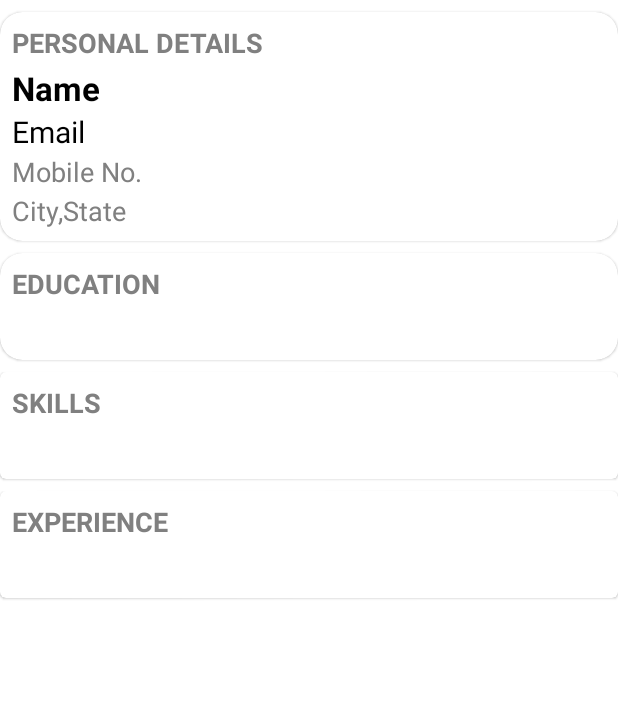
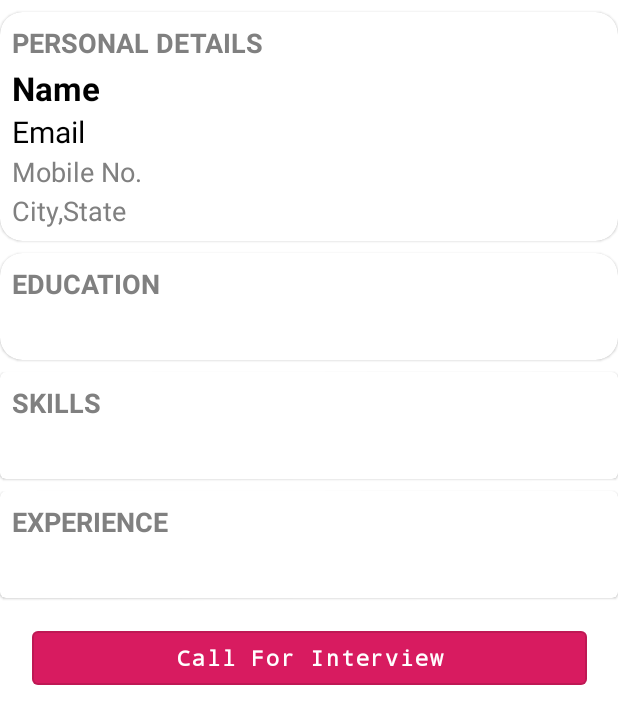
Before and after one commit to sumitkhamar2260/HR_Resume_Management, an Android app: the layout content_show_resume.xml on its own in the app's theme, with its tools: preview values and no code run, on a phone screen of 412 x 824 dp. Shown: the top 724 px of the screen. Run offline under Robolectric (Android 15) with nearby library versions, the phone set to English and light mode, and no system bars.

Commit message:
skill not null

```diff
--- a/app/src/main/java/com/example/hrresumemanagement/job_details.java
+++ b/app/src/main/java/com/example/hrresumemanagement/job_details.java
@@ -1,6 +1,4 @@
 package com.example.hrresumemanagement;
-
-import androidx.appcompat.app.AppCompatActivity;
 
 import android.content.Intent;
 import android.content.res.Resources;
@@ -11,6 +9,8 @@ import android.widget.AutoCompleteTextView;
 import android.widget.LinearLayout;
 import android.widget.TextView;
 
+import androidx.appcompat.app.AppCompatActivity;
+
 import com.google.android.material.button.MaterialButton;
 import com.google.android.material.card.MaterialCardView;
 import com.google.android.material.textfield.TextInputEditText;
@@ -19,9 +19,9 @@ import com.google.firebase.auth.FirebaseAuth;
 import com.google.firebase.database.DatabaseReference;
 import com.google.firebase.database.FirebaseDatabase;
 
-import java.util.Date;
 import java.util.ArrayList;
 import java.util.Arrays;
+import java.util.Date;
 import java.util.HashMap;
 import java.util.Map;
 
@@ -98,6 +98,9 @@ public class job_details extends AppCompatActivity {
                 else if(salary_string.isEmpty()){
                     salarylay.setError("Enter salary range");
                 }
+                else if(skills.isEmpty()){
+                    skill.setError("Please Enter Skill");
+                }
                 else{
                     Map<Object,String > jobdetail=new HashMap<>();
                     jobdetail.put("JobTitle",job_title);
--- a/app/src/main/res/layout/content_show_resume.xml
+++ b/app/src/main/res/layout/content_show_resume.xml
@@ -1,13 +1,16 @@
 <?xml version="1.0" encoding="utf-8"?>
 
-<androidx.constraintlayout.widget.ConstraintLayout xmlns:android="http://schemas.android.com/apk/res/android"
+<ScrollView android:layout_width="match_parent"
+    android:layout_height="match_parent"
+    xmlns:android="http://schemas.android.com/apk/res/android"
     xmlns:app="http://schemas.android.com/apk/res-auto"
     xmlns:tools="http://schemas.android.com/tools"
-    android:layout_width="match_parent"
-    android:layout_height="match_parent"
     app:layout_behavior="@string/appbar_scrolling_view_behavior"
     tools:context=".ShowResume"
     tools:showIn="@layout/activity_show_resume">
+<androidx.constraintlayout.widget.ConstraintLayout
+    android:layout_width="match_parent"
+    android:layout_height="match_parent">
 
     <com.google.android.material.card.MaterialCardView
         android:id="@+id/materialCardView"
@@ -135,21 +138,23 @@
     </com.google.android.material.card.MaterialCardView>
 
     <com.google.android.material.card.MaterialCardView
+        android:id="@+id/materialCardView4"
         android:layout_width="match_parent"
         android:layout_height="wrap_content"
         android:layout_marginTop="8dp"
         app:layout_constraintEnd_toEndOf="parent"
         app:layout_constraintStart_toStartOf="parent"
         app:layout_constraintTop_toBottomOf="@+id/materialCardView3">
-    <TextView
-        android:layout_width="wrap_content"
-        android:layout_height="wrap_content"
-        android:text="EXPERIENCE"
-        android:layout_marginTop="8dp"
-        android:layout_marginLeft="8dp"
-        android:textSize="18dp"
-        android:textStyle="bold"
-        android:textColor="#808080"></TextView>
+
+        <TextView
+            android:layout_width="wrap_content"
+            android:layout_height="wrap_content"
+            android:layout_marginLeft="8dp"
+            android:layout_marginTop="8dp"
+            android:text="EXPERIENCE"
+            android:textColor="#808080"
+            android:textSize="18dp"
+            android:textStyle="bold"></TextView>
 
         <TextView
             android:id="@+id/experience"
@@ -160,6 +165,23 @@
             android:layout_marginBottom="8dp"
             android:textColor="#000000"
             android:textSize="20dp"></TextView>
+
     </com.google.android.material.card.MaterialCardView>
 
+    <com.google.android.material.button.MaterialButton
+        android:id="@+id/applyforjob"
+        style="@style/Button"
+        android:layout_width="370dp"
+        android:layout_height="wrap_content"
+        android:layout_marginTop="16dp"
+        android:text="Call For Interview"
+        android:textAllCaps="false"
+        android:textColor="#ffffff"
+        android:textStyle="bold"
+        android:typeface="monospace"
+        app:layout_constraintEnd_toEndOf="parent"
+        app:layout_constraintStart_toStartOf="parent"
+        app:layout_constraintTop_toBottomOf="@+id/materialCardView4" />
+
 </androidx.constraintlayout.widget.ConstraintLayout>
+</ScrollView>
```
